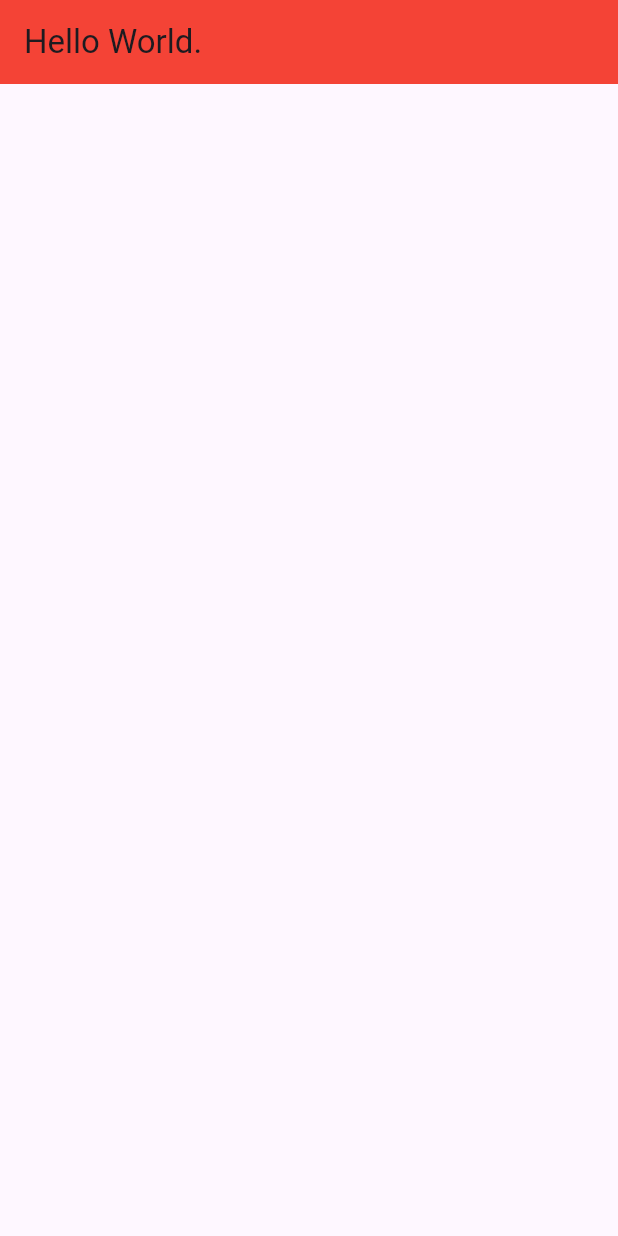
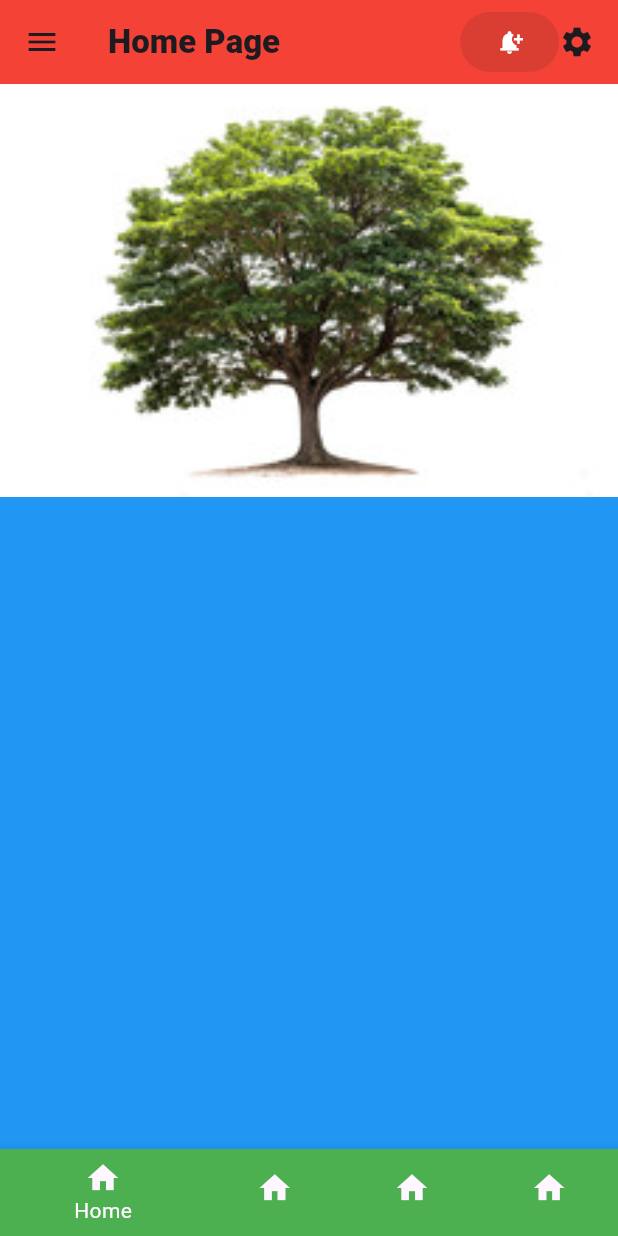
Before and after one commit to finteger/new_project_flutter2, a Flutter app: the screen it shows after launch, on a phone screen of 412 x 824 dp. Run offline on Flutter 3.47's test engine with Material 3 defaults, Android fonts, the phone set to English and light mode, and no system bars.

Commit message:
My Update

```diff
--- a/lib/screens/my_home_page.dart
+++ b/lib/screens/my_home_page.dart
@@ -13,8 +13,53 @@ class _MyHomePageState extends State<MyHomePage> {
     return Scaffold(
       appBar: AppBar(
         backgroundColor: Colors.red,
-        title: Text('Hello World.'),
+        title: const Row(
+          mainAxisAlignment: MainAxisAlignment.spaceBetween,
+          children: [
+            Text(
+              'Home Page',
+              style: TextStyle(fontWeight: FontWeight.w900),
+            ),
+            SizedBox(
+              width: 120,
+            ),
+            ElevatedButton(
+              onPressed: null,
+              child: Icon(Icons.notification_add, color: Colors.white),
+            ),
+            Icon(Icons.settings),
+          ],
+        ),
       ),
+      drawer: Drawer(),
+      body: Container(
+        decoration: const BoxDecoration(
+          color: Colors.blue,
+          image: DecorationImage(
+            image: AssetImage('assets/images/tree.jpg'),
+            scale: 0.1,
+            alignment: Alignment.topCenter,
+          ),
+        ),
+      ),
+      bottomNavigationBar: BottomNavigationBar(items: [
+        BottomNavigationBarItem(
+            backgroundColor: Colors.green,
+            icon: Icon(Icons.home),
+            label: 'Home'),
+        BottomNavigationBarItem(
+            backgroundColor: Colors.green,
+            icon: Icon(Icons.home),
+            label: 'Home'),
+        BottomNavigationBarItem(
+            backgroundColor: Colors.green,
+            icon: Icon(Icons.home),
+            label: 'Home'),
+        BottomNavigationBarItem(
+            backgroundColor: Colors.green,
+            icon: Icon(Icons.home),
+            label: 'Home'),
+      ]),
     );
   }
 }
```
